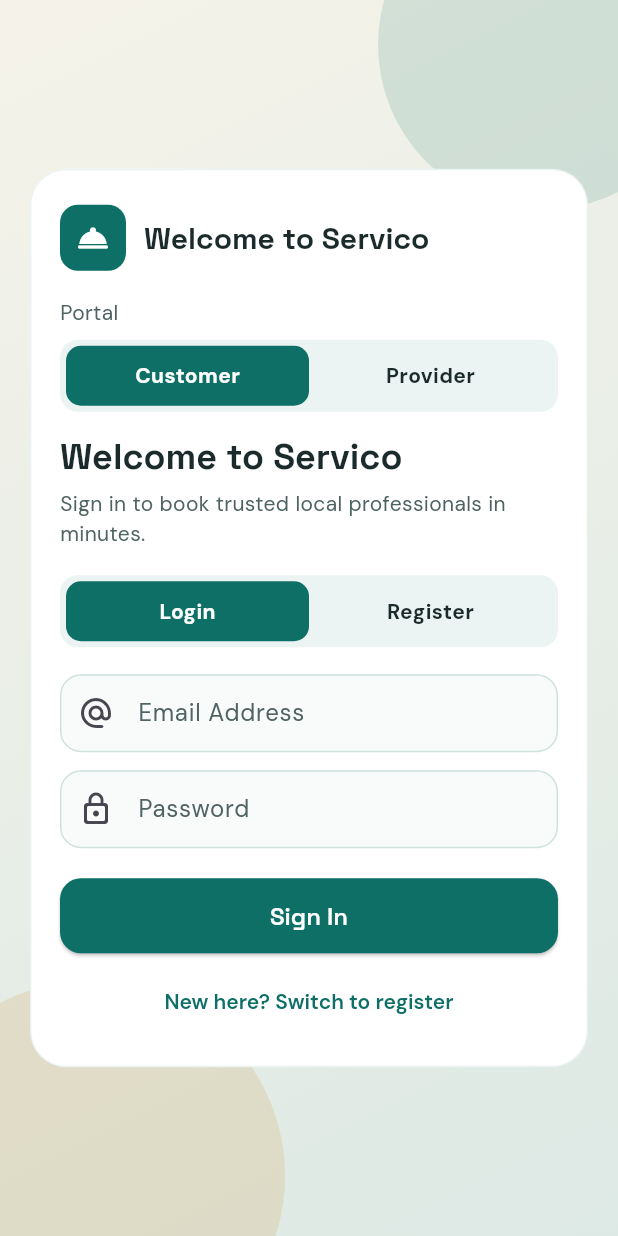
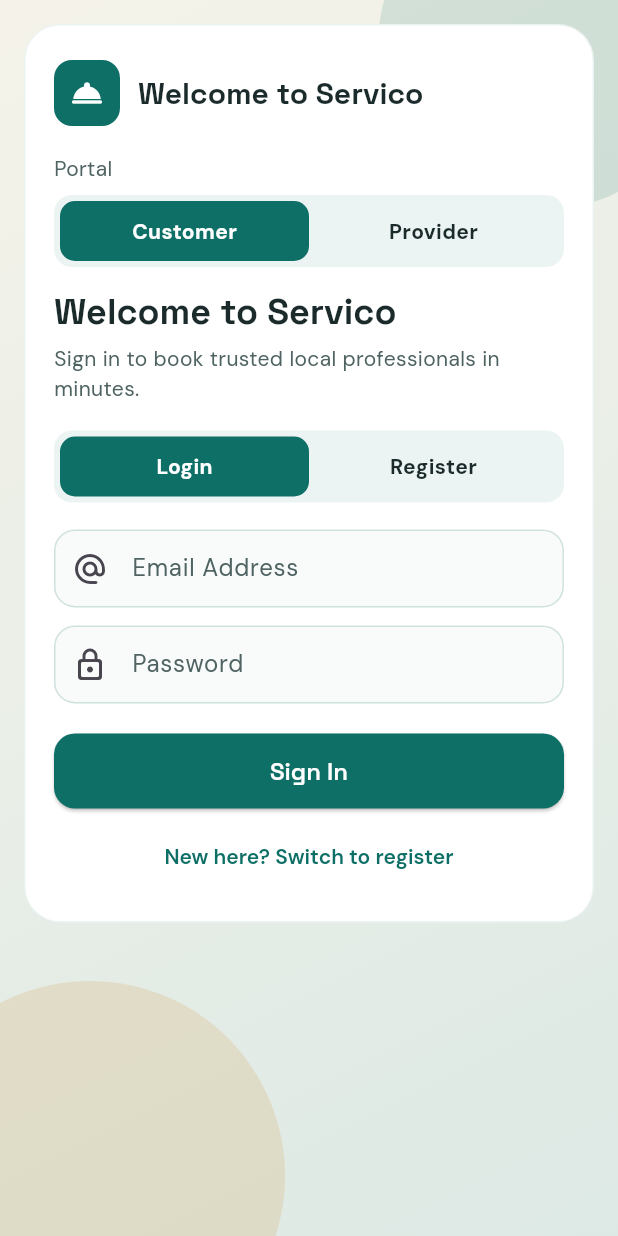
Before and after one commit to Tanmay-Kudkar/local-service-management, a Flutter app: the screen it shows after launch, on a phone screen of 412 x 824 dp. Run offline on Flutter 3.47's test engine with Material 3 defaults, Android fonts, the phone set to English and light mode, and no system bars; our stand-ins replace geolocator, google_fonts, image_picker, shared_preferences; accounts and stored records are empty.

```diff
--- a/mobile/lib/screens/auth_screen.dart
+++ b/mobile/lib/screens/auth_screen.dart
@@ -35,24 +35,12 @@ class _AuthScreenState extends State<AuthScreen> {
 
   bool _isLogin = true;
   bool _isLoading = false;
-  bool _showContent = false;
   _PortalType _portalType = _PortalType.customer;
   Uint8List? _selectedProfileImageBytes;
   String? _selectedProfileImageName;
 
   String get _selectedRole {
     return _portalType == _PortalType.customer ? 'USER' : 'PROVIDER';
-  }
-
-  @override
-  void initState() {
-    super.initState();
-    WidgetsBinding.instance.addPostFrameCallback((_) {
-      if (!mounted) return;
-      setState(() {
-        _showContent = true;
-      });
-    });
   }
 
   @override
@@ -241,16 +229,17 @@ class _AuthScreenState extends State<AuthScreen> {
     return Scaffold(
       body: AppBackground(
         child: SafeArea(
-          child: Center(
-            child: SingleChildScrollView(
-              padding: const EdgeInsets.all(20),
-              child: AnimatedSlide(
-                duration: const Duration(milliseconds: 500),
-                curve: Curves.easeOutCubic,
-                offset: _showContent ? Offset.zero : const Offset(0, 0.08),
-                child: AnimatedOpacity(
-                  duration: const Duration(milliseconds: 500),
-                  opacity: _showContent ? 1 : 0,
+          child: LayoutBuilder(
+            builder: (context, constraints) {
+              return SingleChildScrollView(
+                keyboardDismissBehavior:
+                    ScrollViewKeyboardDismissBehavior.onDrag,
+                padding: const EdgeInsets.fromLTRB(16, 16, 16, 20),
+                child: ConstrainedBox(
+                  constraints:
+                      BoxConstraints(minHeight: constraints.maxHeight - 16),
+                  child: Align(
+                    alignment: Alignment.topCenter,
                     child: ConstrainedBox(
                       constraints: const BoxConstraints(maxWidth: 460),
                       child: Card(
@@ -299,32 +288,25 @@ class _AuthScreenState extends State<AuthScreen> {
                               const SizedBox(height: 18),
                               _buildModeSelector(context),
                               const SizedBox(height: 18),
-                            AnimatedSwitcher(
-                              duration: const Duration(milliseconds: 220),
-                              child: !_isLogin
-                                  ? Padding(
-                                      key: const ValueKey('nameField'),
-                                      padding:
-                                          const EdgeInsets.only(bottom: 12),
-                                      child: TextField(
+                              if (!_isLogin) ...[
+                                TextField(
                                   controller: _nameController,
                                   decoration: const InputDecoration(
                                     labelText: 'Full Name',
                                     prefixIcon: Icon(Icons.person_outline),
                                   ),
                                 ),
-                                    )
-                                  : const SizedBox.shrink(
-                                      key: ValueKey('nameHidden'),
-                                    ),
-                            ),
-                            if (!_isLogin && _portalType == _PortalType.provider)
+                                const SizedBox(height: 12),
+                              ],
+                              if (!_isLogin &&
+                                  _portalType == _PortalType.provider)
                                 _buildProviderRegistrationFields(),
                               TextField(
                                 controller: _emailController,
                                 decoration: const InputDecoration(
                                   labelText: 'Email Address',
-                                prefixIcon: Icon(Icons.alternate_email_rounded),
+                                  prefixIcon:
+                                      Icon(Icons.alternate_email_rounded),
                                 ),
                                 keyboardType: TextInputType.emailAddress,
                               ),
@@ -382,7 +364,8 @@ class _AuthScreenState extends State<AuthScreen> {
                     ),
                   ),
                 ),
-            ),
+              );
+            },
           ),
         ),
       ),
--- a/mobile/pubspec.yaml
+++ b/mobile/pubspec.yaml
@@ -33,3 +33,4 @@ flutter_launcher_icons:
   image_path: assets/app_icon.png
   adaptive_icon_background: "#F5F3E9"
   adaptive_icon_foreground: assets/app_icon.png
+  adaptive_icon_foreground_inset: 28
```
Also changed, not shown: mobile/assets/app_icon_padded.png (added), mobile/pubspec.lock, 17 other files. Lines whose indentation alone changed are shown as unchanged.
